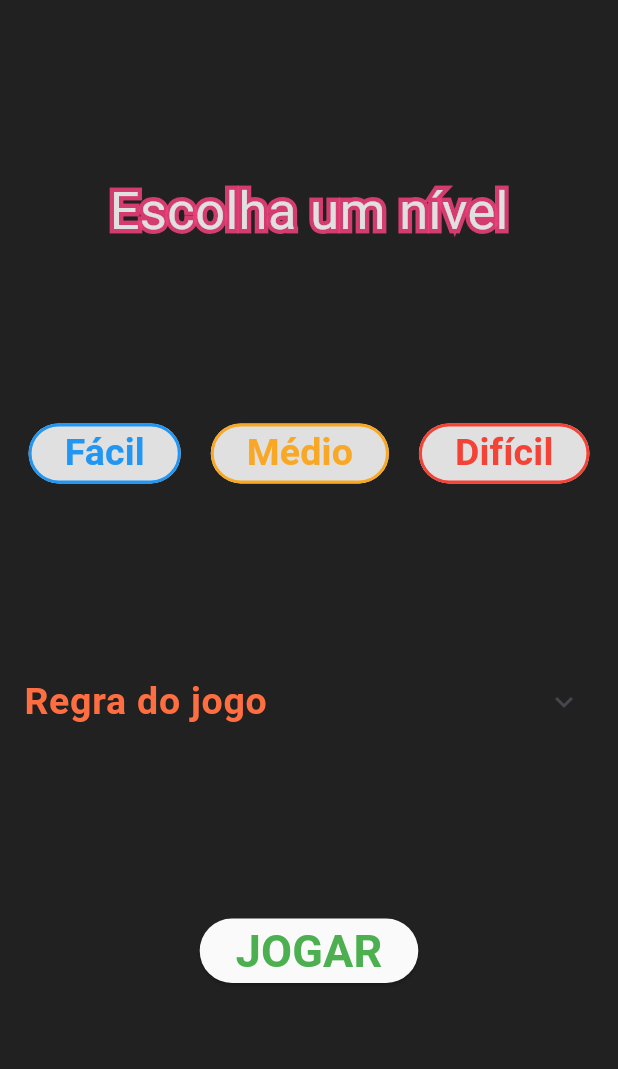
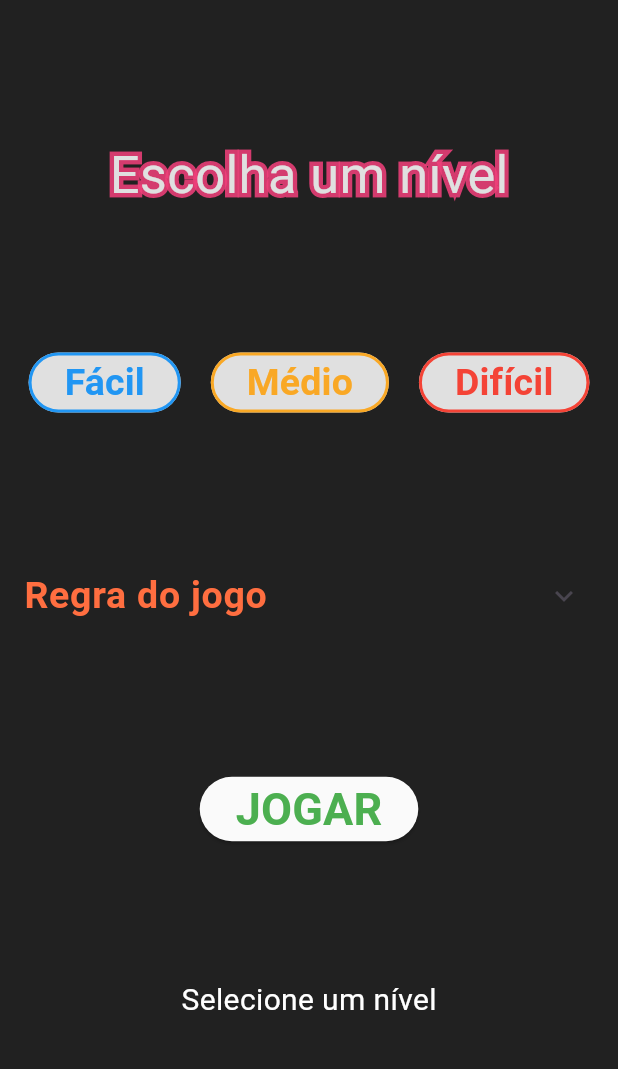
Before and after one commit to leilaMoraes/Color-Challenge-App, a Flutter app: the screen it shows after launch, after a tap on "JOGAR", on a phone screen of 412 x 824 dp, the part 80-1149 px from its top. Run offline on Flutter 3.47's test engine with Material 2 defaults, Android fonts, the phone set to English and light mode, and no system bars; our stand-ins replace google_fonts.

Commit message:
feat: functions, lists, timer

```diff
--- a/lib/main.dart
+++ b/lib/main.dart
@@ -1,4 +1,6 @@
 import 'package:flutter/material.dart';
+import 'package:google_fonts/google_fonts.dart';
+import 'dart:async';
 
 void main() {
   runApp(const MyApp());
@@ -27,8 +29,91 @@
   State<MyHomePage> createState() => _MyHomePageState();
 }
 
+class MyColorItem {
+  final String word;
+  final Color color;
+
+  MyColorItem(this.word, this.color);
+}
+
 class _MyHomePageState extends State<MyHomePage> {
   int selectedButton = 0;
+  bool showColors = false;
+  bool showWarming = false;
+  bool showButton = false;
+  int index = 0;
+  List<MyColorItem> colorsList = [];
+  List<MyColorItem> colorsEasy = [
+    MyColorItem('azul', Colors.red),
+    MyColorItem('rosa', Colors.blue),
+    MyColorItem('vermelho', Colors.yellow),
+    MyColorItem('marrom', Colors.green),
+    MyColorItem('roxo', Colors.yellow),
+    MyColorItem('amarelo', Colors.green),
+    MyColorItem('preto', Colors.red),
+    MyColorItem('laranja', Colors.blue),
+  ];
+  List<MyColorItem> colorsMedium = [
+    MyColorItem('azul', Colors.red),
+    MyColorItem('rosa', Colors.blue),
+    MyColorItem('vermelho', Colors.yellow),
+    MyColorItem('marrom', Colors.green),
+    MyColorItem('roxo', Colors.grey),
+    MyColorItem('amarelo', Colors.purple),
+    MyColorItem('preto', Colors.brown),
+    MyColorItem('branco', Colors.orange),
+    MyColorItem('verde', Colors.red),
+    MyColorItem('cinza', Colors.blue),
+    MyColorItem('laranja', Colors.green),
+    MyColorItem('rosa', Colors.yellow),
+    MyColorItem('preto', Colors.grey),
+    MyColorItem('verde', Colors.purple),
+    MyColorItem('vermelho', Colors.brown),
+    MyColorItem('cinza', Colors.orange),
+  ];
+
+  List<MyColorItem> colorsHard = [
+    MyColorItem('azul', Colors.red),
+    MyColorItem('rosa', Colors.blue),
+    MyColorItem('vermelho', Colors.yellow),
+    MyColorItem('marrom', Colors.green),
+    MyColorItem('roxo', Colors.grey),
+    MyColorItem('amarelo', Colors.purple),
+    MyColorItem('preto', Colors.brown),
+    MyColorItem('branco', Colors.orange),
+    MyColorItem('verde', Colors.black),
+    MyColorItem('cinza', Colors.white),
+    MyColorItem('laranja', Colors.pink),
+    MyColorItem('rosa', Colors.red),
+    MyColorItem('preto', Colors.blue),
+    MyColorItem('verde', Colors.yellow),
+    MyColorItem('vermelho', Colors.green),
+    MyColorItem('marrom', Colors.grey),
+    MyColorItem('roxo', Colors.brown),
+    MyColorItem('amarelo', Colors.purple),
+    MyColorItem('laranja', Colors.black),
+    MyColorItem('branco', Colors.orange),
+    MyColorItem('cinza', Colors.pink),
+    MyColorItem('marrom', Colors.white),
+  ];
+
+  late Timer _timer;
+
+  void startTimer() {
+    const duration = Duration(seconds: 3);
+    _timer = Timer.periodic(duration, (timer) {
+      setState(() {
+        if (index < colorsList.length - 1) {
+          index++;
+        } else {
+          timer.cancel();
+          showColors = false;
+          showButton = false;
+          index = 0;
+        }
+      });
+    });
+  }
 
   @override
   Widget build(BuildContext context) {
@@ -62,7 +147,7 @@
         mainAxisAlignment: MainAxisAlignment.spaceEvenly,
         children: <Widget>[
           Stack(
-            children: <Widget>[
+            children: [
               Text(
                 'Escolha um nível',
                 style: TextStyle(
@@ -96,9 +181,15 @@
                     )),
                 onPressed: () {
                   setState(() {
+                    showWarming = false;
                     selectedButton == 1
                         ? selectedButton = 0
                         : selectedButton = 1;
+                    if (selectedButton == 1) {
+                      colorsList = colorsEasy;
+                    } else {
+                      colorsList = [];
+                    }
                   });
                 },
                 child: const Text(
@@ -121,9 +212,15 @@
                     )),
                 onPressed: () {
                   setState(() {
+                    showWarming = false;
                     selectedButton == 2
                         ? selectedButton = 0
                         : selectedButton = 2;
+                    if (selectedButton == 2) {
+                      colorsList = colorsMedium;
+                    } else {
+                      colorsList = [];
+                    }
                   });
                 },
                 child: Text(
@@ -146,9 +243,15 @@
                     )),
                 onPressed: () {
                   setState(() {
+                    showWarming = false;
                     selectedButton == 3
                         ? selectedButton = 0
                         : selectedButton = 3;
+                    if (selectedButton == 3) {
+                      colorsList = colorsHard;
+                    } else {
+                      colorsList = [];
+                    }
                   });
                 },
                 child: const Text(
@@ -184,7 +287,19 @@
             style: ElevatedButton.styleFrom(
               backgroundColor: Colors.grey[50],
             ),
-            onPressed: () {},
+            onPressed: () {
+              if (selectedButton == 0) {
+                setState(() {
+                  showWarming = !showWarming;
+                });
+              } else {
+                setState(() {
+                  showColors = !showColors;
+                  showButton = true;
+                  startTimer();
+                });
+              }
+            },
             child: const Text(
               'JOGAR',
               style: TextStyle(
@@ -193,8 +308,53 @@
                   fontWeight: FontWeight.bold),
             ),
           ),
+          if (showColors)
+            Expanded(
+              child: Text(
+                colorsList[index].word,
+                style: GoogleFonts.rubikMonoOne(
+                  textStyle: TextStyle(
+                      color: colorsList[index].color,
+                      fontSize: 30,
+                      height: 15.0),
+                ),
+              ),
+            ),
+          if (showButton)
+            ElevatedButton(
+              style: ElevatedButton.styleFrom(
+                backgroundColor: Colors.grey[50],
+              ),
+              onPressed: () {
+                setState(() {
+                  showColors = false;
+                  showButton = false;
+                  index = 0;
+                  _timer.cancel();
+                });
+              },
+              child: const Text(
+                'PARAR',
+                style: TextStyle(
+                  color: Colors.red,
+                  fontSize: 30,
+                  fontWeight: FontWeight.bold,
+                ),
+              ),
+            ),
+          if (showWarming)
+            const Text(
+              'Selecione um nível',
+              style: TextStyle(color: Colors.white, fontSize: 20),
+            )
         ],
       ),
     );
   }
+
+  @override
+  void dispose() {
+    _timer.cancel();
+    super.dispose();
+  }
 }
```
Also changed, not shown: pubspec.yaml (+5 -6 lines).
